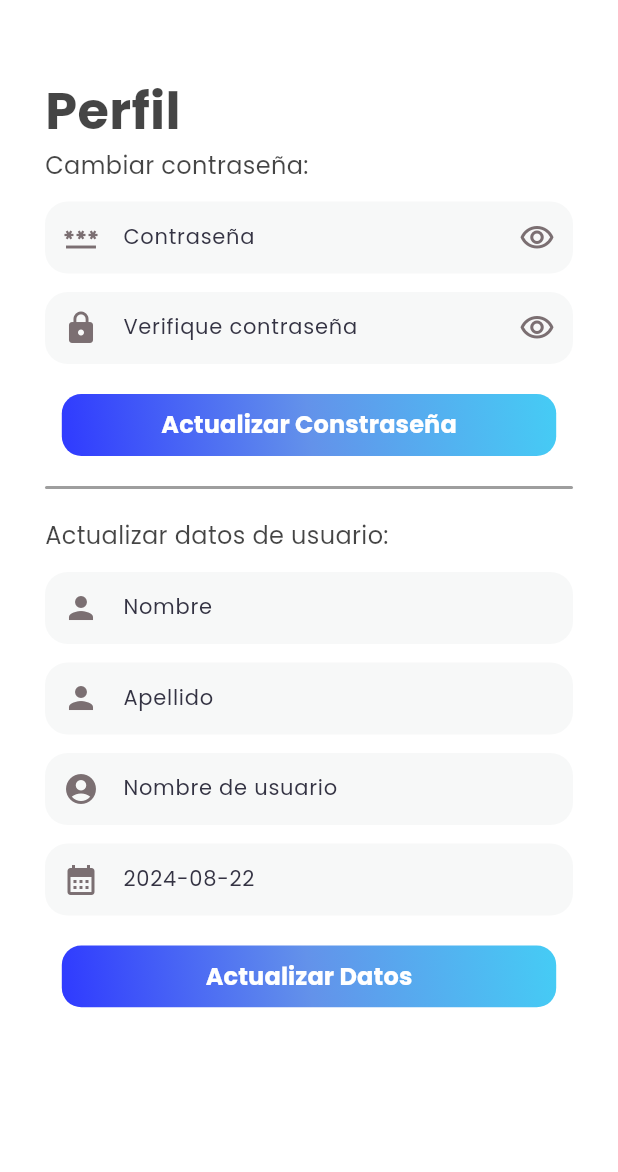
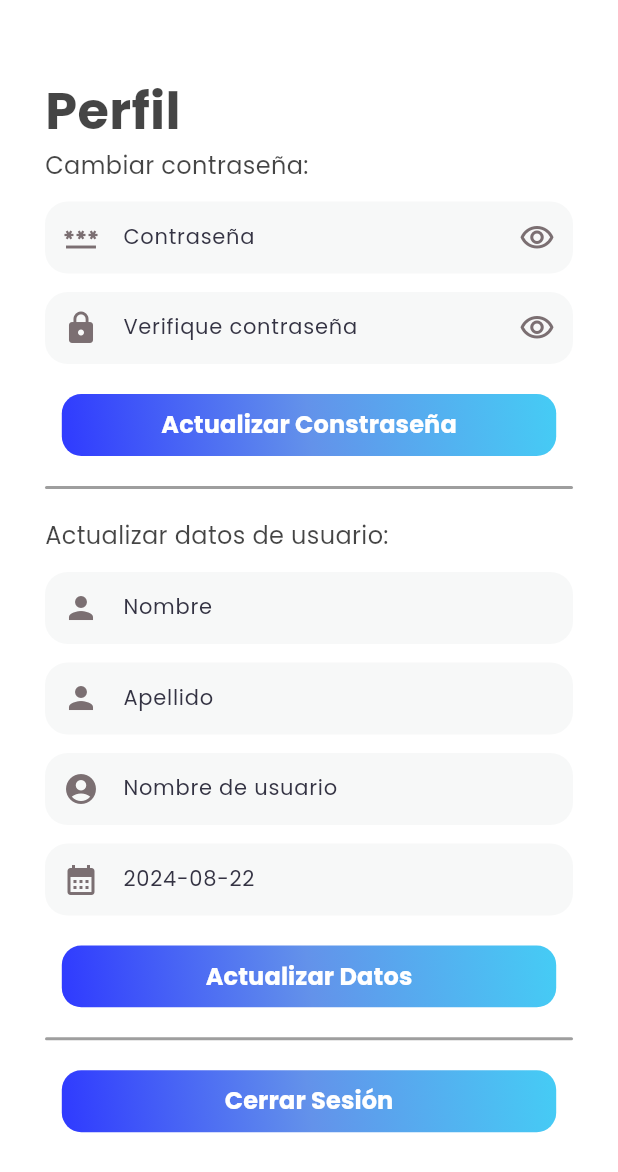
Before and after one commit to SebastianVargas98/coin_trackr, a Flutter app: the ProfilePage screen opened by its route, on a phone screen of 412 x 824 dp. Shown: the top 1172 px of the screen. Run offline on Flutter 3.47's test engine with Material 3 defaults, Android fonts, the light colour scheme and no system bars; our stand-ins replace cloud_firestore, email_validator, firebase_auth, firebase_core, fpdart, get and 3 more; accounts and stored records are empty.

Commit message:
logout added

```diff
--- a/lib/features/profile/presentation/pages/profile_page.dart
+++ b/lib/features/profile/presentation/pages/profile_page.dart
@@ -8,7 +8,9 @@ import 'package:coin_trackr/features/auth/presentation/widgets/auth_calendar_fie
 import 'package:coin_trackr/features/auth/presentation/widgets/auth_field.dart';
 import 'package:coin_trackr/core/presentation/Widgets/gradient_button.dart';
 import 'package:coin_trackr/features/profile/presentation/providers/profile_provider.dart';
+import 'package:flutter/cupertino.dart';
 import 'package:flutter/material.dart';
+import 'package:flutter/widgets.dart';
 import 'package:intl/intl.dart';
 import 'package:provider/provider.dart';
 
@@ -91,15 +93,7 @@ class _ProfilePageState extends State<ProfilePage> {
                         ),
                       ),
                       _buildUpdatePasswordForm(),
-                      Container(
-                        decoration: const BoxDecoration(
-                          borderRadius: BorderRadius.all(Radius.circular(80)),
-                          color: AppColors.greyColor,
-                        ),
-                        margin: const EdgeInsets.symmetric(vertical: 20),
-                        width: double.maxFinite,
-                        height: 2,
-                      ),
+                      _buildDivider(),
                       Align(
                         alignment: Alignment.centerLeft,
                         child: Text(
@@ -109,6 +103,8 @@ class _ProfilePageState extends State<ProfilePage> {
                         ),
                       ),
                       _buildUpdateProfileForm(),
+                      _buildDivider(),
+                      _buildLogOutButton(),
                     ],
                   ),
                 ),
@@ -118,6 +114,28 @@ class _ProfilePageState extends State<ProfilePage> {
         ),
         _buildLoader(),
       ],
+    );
+  }
+
+  Widget _buildDivider() {
+    return Container(
+      decoration: const BoxDecoration(
+        borderRadius: BorderRadius.all(Radius.circular(80)),
+        color: AppColors.greyColor,
+      ),
+      margin: const EdgeInsets.symmetric(vertical: 20),
+      width: double.maxFinite,
+      height: 2,
+    );
+  }
+
+  Widget _buildLogOutButton() {
+    return GradientButton(
+      buttonText: Text(
+        'Cerrar Sesión',
+        style: TextStyles.pBody1.bold.staticColor(AppColors.whiteColor),
+      ),
+      onPressed: _logOutAction,
     );
   }
 
@@ -247,6 +265,10 @@ class _ProfilePageState extends State<ProfilePage> {
     FocusScope.of(context).requestFocus(FocusNode());
   }
 
+  void _logOutAction() {
+    widget._profileProvider.logOut();
+  }
+
   void _updatePasswordAction() {
     _hideKeyboard();
     if (formUpdatePasswordKey.currentState!.validate()) {
--- a/lib/features/profile/presentation/providers/profile_provider.dart
+++ b/lib/features/profile/presentation/providers/profile_provider.dart
@@ -40,7 +40,7 @@ class ProfileProvider extends ChangeNotifier {
   User? _currentUser;
   User get currentUser => _currentUser!;
 
-  void navigateToLogin() {
+  void _navigateToLogin() {
     _navigationManager.popUntil(AppRoutes.login);
   }
 
@@ -170,4 +170,8 @@ class ProfileProvider extends ChangeNotifier {
       duration: const Duration(seconds: 3),
     );
   }
+
+  void logOut() {
+    _navigateToLogin();
+  }
 }
```
